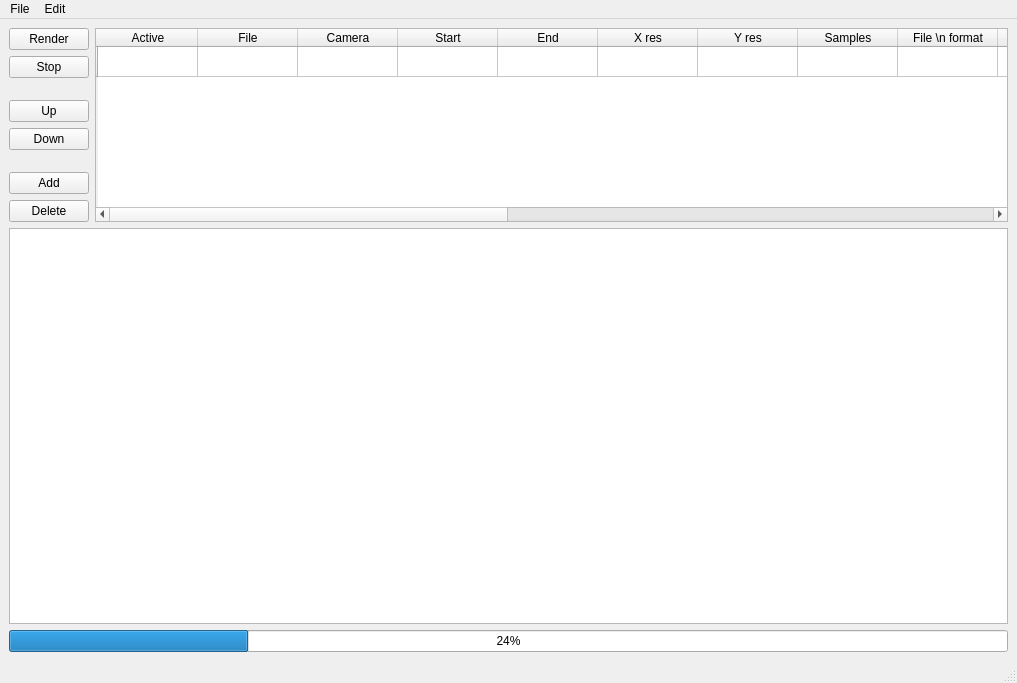
Before: the Qt Designer form ui/window.ui in dreisicht/renderrob, drawn with Qt 5.
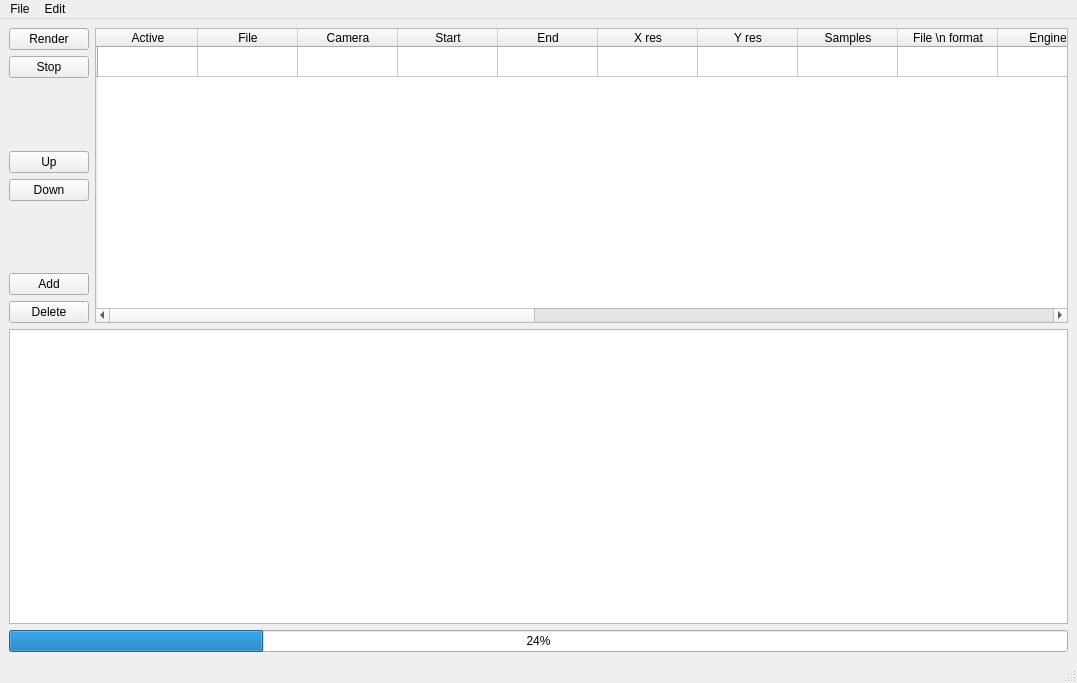
After: the same form once the commit is applied. Icons and pictures are not drawn.

```diff
--- a/ui/window.ui
+++ b/ui/window.ui
@@ -6,7 +6,7 @@
    <rect>
     <x>0</x>
     <y>0</y>
-    <width>1017</width>
+    <width>1077</width>
     <height>683</height>
    </rect>
   </property>
@@ -229,14 +229,7 @@
      </layout>
     </item>
     <item>
-     <widget class="QListWidget" name="listWidget">
-      <property name="minimumSize">
-       <size>
-        <width>0</width>
-        <height>396</height>
-       </size>
-      </property>
-     </widget>
+     <widget class="QTextEdit" name="textEdit"/>
     </item>
     <item>
      <widget class="QProgressBar" name="progressBar">
@@ -253,7 +246,7 @@
     <rect>
      <x>0</x>
      <y>0</y>
-     <width>1017</width>
+     <width>1077</width>
      <height>22</height>
     </rect>
    </property>
```
Left out of the diff: 12 changed lines with no effect on the pictures.
